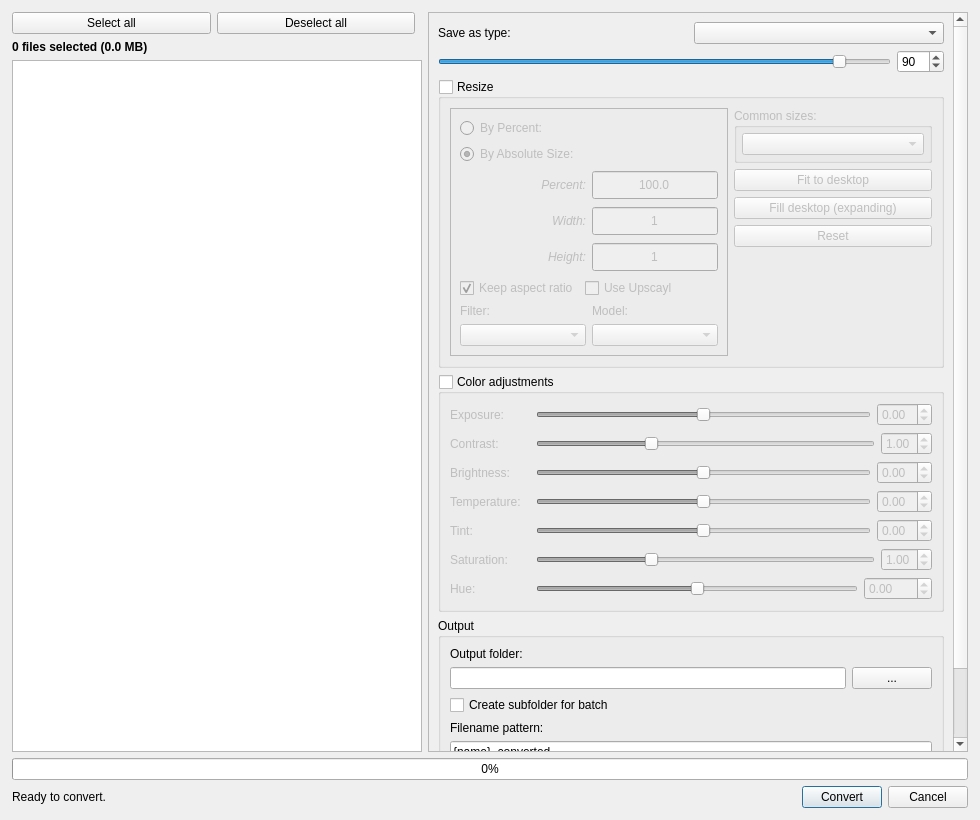
Above: qimgv/gui/dialogs/batchconverterdialog.ui from hadoooooouken/qimgv-plus before the change. Below: the same form after it.
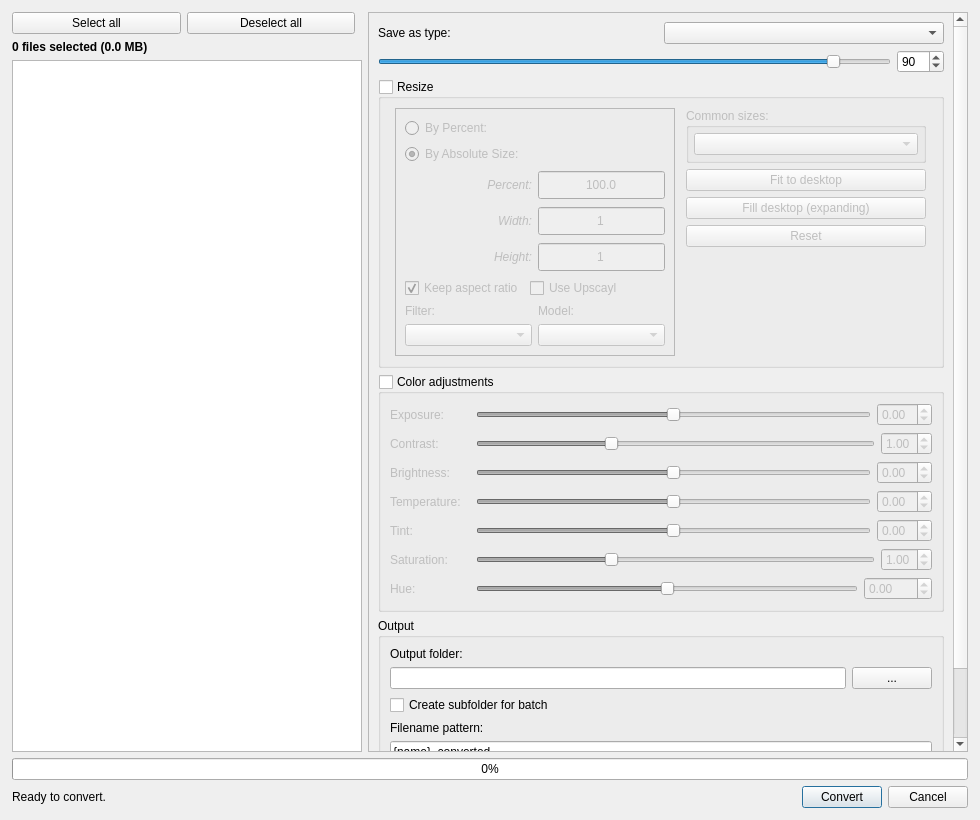
That is the form after the change.

Patch:
```diff
--- a/qimgv/gui/dialogs/batchconverterdialog.ui
+++ b/qimgv/gui/dialogs/batchconverterdialog.ui
@@ -81,13 +81,13 @@
       <widget class="QScrollArea" name="scrollArea">
        <property name="minimumSize">
         <size>
-         <width>540</width>
+         <width>600</width>
          <height>0</height>
         </size>
        </property>
        <property name="maximumSize">
         <size>
-         <width>540</width>
+         <width>600</width>
          <height>16777215</height>
         </size>
        </property>
```
